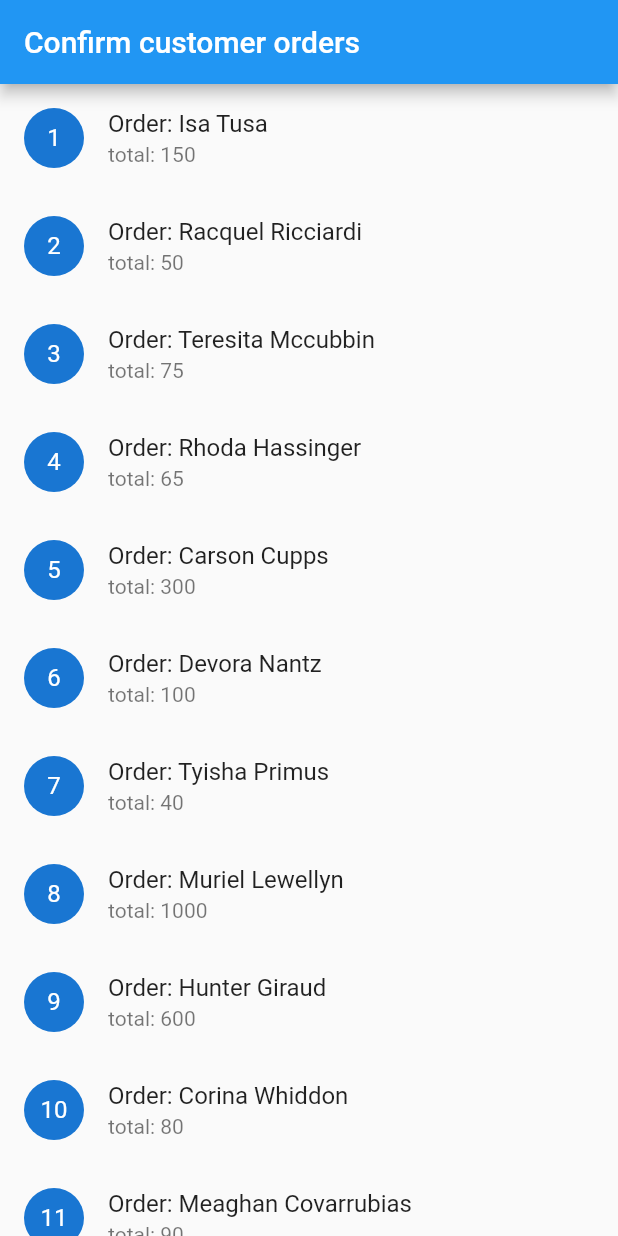
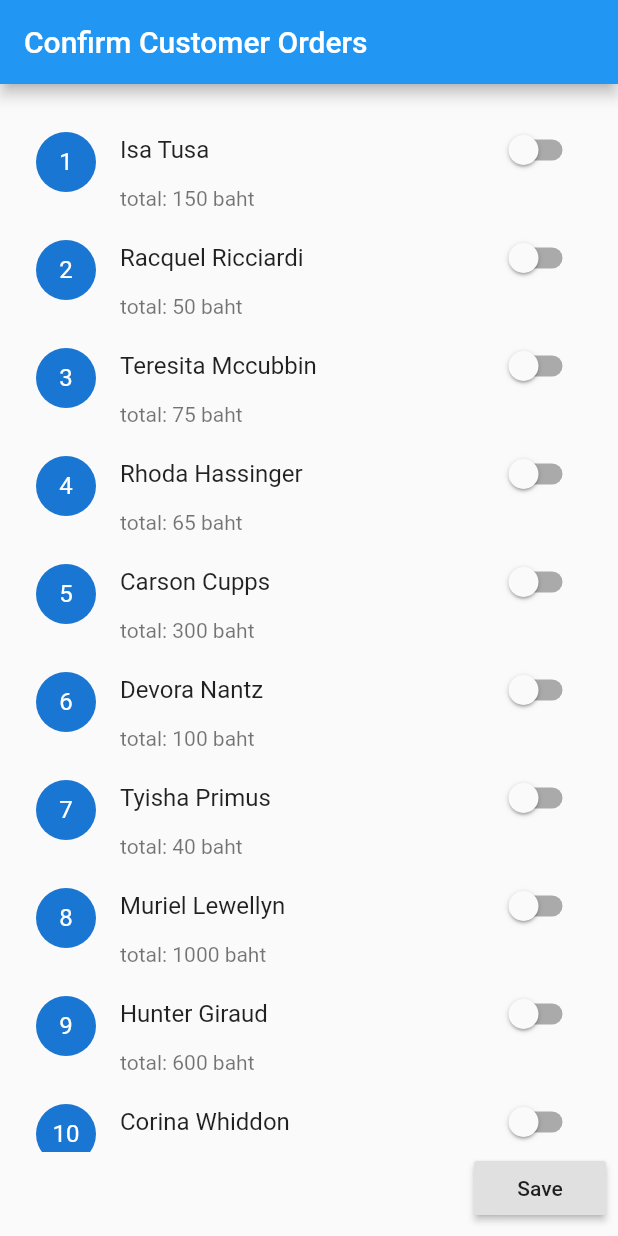
Before and after one commit to supitchayapat/grab_n_go_aroii-1, a Flutter app: the screen it shows after launch, on a phone screen of 412 x 824 dp. Run offline on Flutter 3.47's test engine with Material 2 defaults, Android fonts, the light colour scheme and no system bars.

Commit message:
Merchant System Update

```diff
--- a/lib/main.dart
+++ b/lib/main.dart
@@ -1,71 +1,123 @@
 import 'package:flutter/material.dart';
 
-void main() => runApp(new MyApp());
+class Order {
+  String name;
+  int price;
+  int orderNumber;
+  bool confirm;
 
-class MyApp extends StatefulWidget {
-  @override
-  _State createState() => new _State();
+  Order(this.name, this.price, this.orderNumber, this.confirm);
+
 }
 
-class Order {
-  Order({this.name, this.orderNumber, this.price});
-  final String name;
-  final int orderNumber;
-  final int price;
-}
+class OrderItemList extends StatefulWidget {
+  final Order order;
 
-class _State extends State<MyApp> {
+  OrderItemList(Order order)
+      : order = order,
+        super(key: new ObjectKey(order));
+
   @override
-  Widget build(BuildContext context) {
-    return new MaterialApp(
-      home: new Scaffold(
-        appBar: new AppBar(
-        title: new Text('Confirm customer orders'),
-      ),
-      body: Container(
-        child: _buildContent(),
-      ),
-    ));
-  }
-
-  Widget _buildContent() {
-    return ListView.builder(
-        itemCount: allOrders.length,
-        itemBuilder: (BuildContext content, int index) {
-          Order order = allOrders[index];
-          return OrderListTitle(order);
-        });
+  _OrderItemState createState() {
+    return new _OrderItemState(order);
   }
 }
 
-class OrderListTitle extends ListTile {
-  OrderListTitle(Order order)
-      : super(
-          title: Text('Order: ' + order.name),
-          subtitle: Text('total: ' + order.price.toString()),
-          leading: CircleAvatar(child: Text(order.orderNumber.toString())),
-        );
+class _OrderItemState extends State<OrderItemList> {
+  final Order order;
+
+  _OrderItemState(this.order);
+
+  @override
+  Widget build(BuildContext context) {
+    return new ListTile(
+      leading: CircleAvatar(child: Text(order.orderNumber.toString())),
+      title: new Row(
+        children: <Widget>[
+          new Expanded(child: new Text(order.name)),
+          new Switch(
+              value: order.confirm,
+              onChanged: (bool value) {
+                setState(() {
+                  order.confirm = value;
+                });
+              })
+        ],
+      ),
+      subtitle: Text('total: ' + order.price.toString() + ' baht'),
+    );
+  }
 }
 
-  List<Order> allOrders = [
-  Order(name: 'Isa Tusa', price: 150, orderNumber: 1),
-  Order(name: 'Racquel Ricciardi', price: 50, orderNumber: 2),
-  Order(name: 'Teresita Mccubbin', price: 75, orderNumber: 3),
-  Order(name: 'Rhoda Hassinger', price: 65, orderNumber: 4),
-  Order(name: 'Carson Cupps', price: 300, orderNumber: 5),
-  Order(name: 'Devora Nantz', price: 100, orderNumber: 6),
-  Order(name: 'Tyisha Primus', price: 40, orderNumber: 7),
-  Order(name: 'Muriel Lewellyn', price: 1000, orderNumber: 8),
-  Order(name: 'Hunter Giraud', price: 600, orderNumber: 9),
-  Order(name: 'Corina Whiddon', price: 80, orderNumber: 10),
-  Order(name: 'Meaghan Covarrubias', price: 90, orderNumber: 11),
-  Order(name: 'Ulysses Severson', price: 120, orderNumber: 12),
-  Order(name: 'Richard Baxter', price: 140, orderNumber: 13),
-  Order(name: 'Alessandra Kahn', price: 110, orderNumber: 14),
-  Order(name: 'Libby Saari', price: 200, orderNumber: 15),
-  Order(name: 'Valeria Salvador', price: 220, orderNumber: 16),
-  Order(name: 'Fredrick Folkerts', price: 350, orderNumber: 17),
-  Order(name: 'Delmy Izzi', price: 450, orderNumber: 18),
-  Order(name: 'Leann Klock', price: 700, orderNumber: 19),
-  Order(name: 'Rhiannon Macfarlane', price: 750, orderNumber: 20),
-];
+class OrderList extends StatefulWidget {
+  List<Order> order;
+
+  OrderList({Key key, this.order}) : super(key: key);
+
+  @override
+  _OrderListState createState() {
+    return new _OrderListState();
+  }
+}
+
+class _OrderListState extends State<OrderList> {
+  @override
+  Widget build(BuildContext context) {
+    return new Scaffold(
+      appBar: new AppBar(
+        title: new Text('Confirm Customer Orders'),
+      ),
+      body: new Container(
+        padding: new EdgeInsets.all(8.0),
+        child: new Column(
+          crossAxisAlignment: CrossAxisAlignment.end,
+          children: <Widget>[
+            new Expanded(
+                child: new ListView(
+              padding: new EdgeInsets.symmetric(vertical: 8.0),
+              children: widget.order.map((Order order) {
+                return new OrderItemList(order);
+              }).toList(),
+            )),
+            new RaisedButton(
+              onPressed: () {
+                for (Order o in widget.order) {
+                  if (o.confirm) print('Order '+o.orderNumber.toString()+ ': '+ o.name);
+                }
+              },
+              child: new Text('Save'),
+            )
+          ],
+        ),
+      ),
+    );
+  }
+}
+
+void main() {
+  runApp(new MaterialApp(
+    title: 'Demo App',
+      home: new OrderList(order: [
+        new Order('Isa Tusa', 150, 1, false),
+        new Order('Racquel Ricciardi', 50, 2, false),
+        new Order('Teresita Mccubbin', 75, 3, false),
+        new Order('Rhoda Hassinger', 65, 4, false),
+        new Order('Carson Cupps', 300, 5, false),
+        new Order('Devora Nantz', 100, 6, false),
+        new Order('Tyisha Primus', 40, 7, false),
+        new Order('Muriel Lewellyn', 1000, 8, false),
+        new Order('Hunter Giraud', 600, 9, false),
+        new Order('Corina Whiddon', 80, 10, false),
+        new Order('Meaghan Covarrubias', 90, 11, false),
+        new Order('Ulysses Severson', 120, 12, false),
+        new Order('Richard Baxter', 140, 13, false),
+        new Order('Alessandra Kahn', 110, 14, false),
+        new Order('Libby Saari', 200, 15, false),
+        new Order('Valeria Salvador', 220, 16, false),
+        new Order('Fredrick Folkerts', 350, 17, false),
+        new Order('Delmy Izzi', 450, 18, false),
+        new Order('Leann Klock', 700, 19, false),
+        new Order('Rhiannon Macfarlane', 750, 20, false),
+      ],),
+    ));
+}
```
